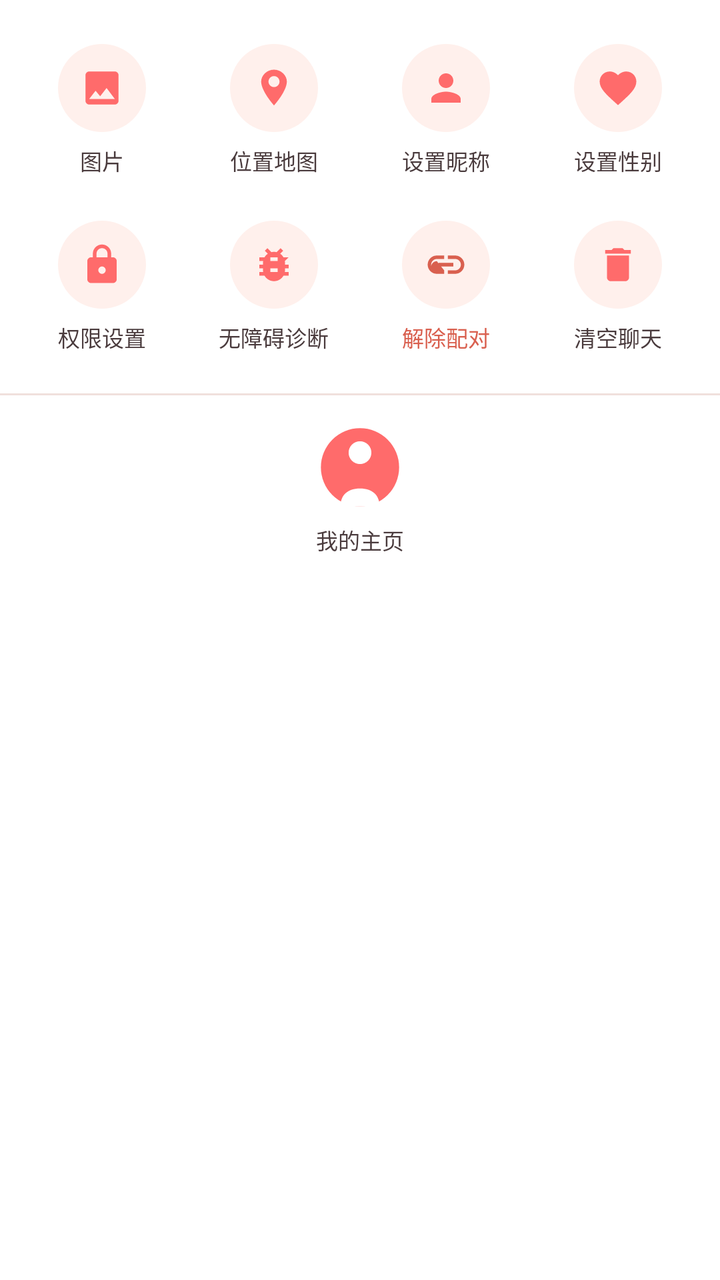
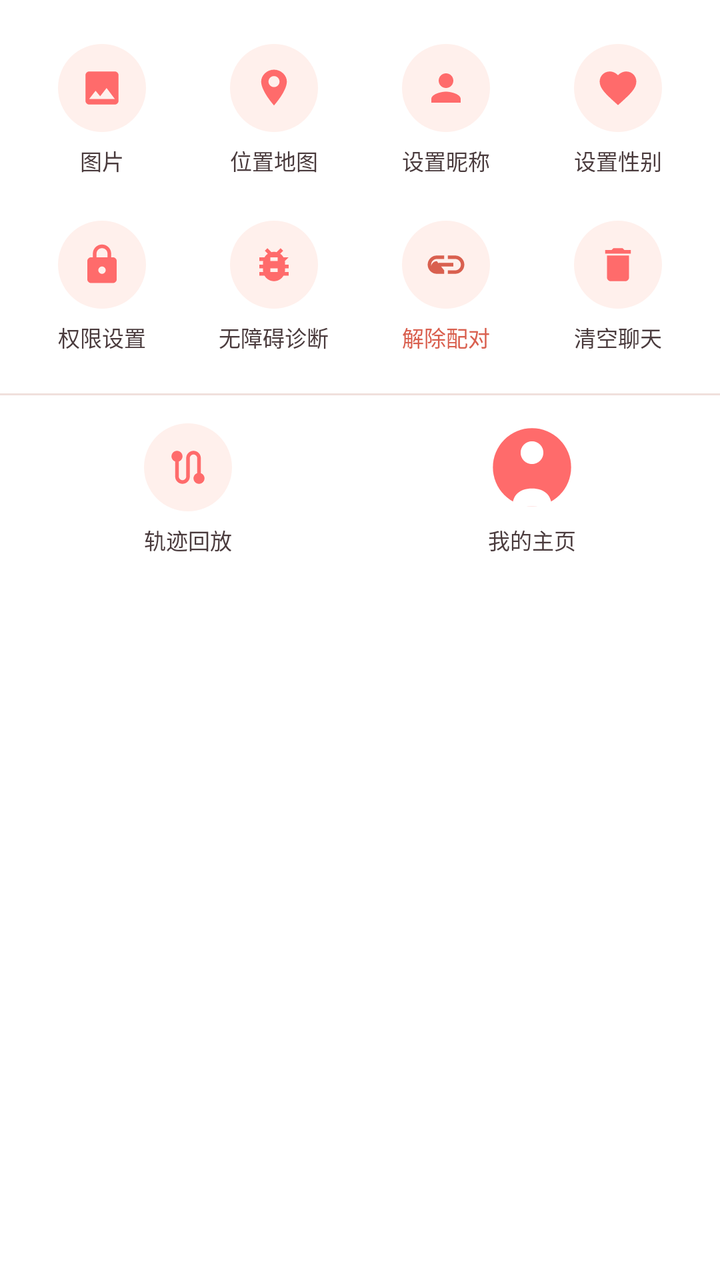

Screens rendered from an Android XML layout before and after an edit, with the pre-edit source and the edit as a unified diff.
<!-- AndroidManifest.xml: application theme Theme.EyeMonitor -->
<!-- res/layout/view_more_panel.xml -->
<?xml version="1.0" encoding="utf-8"?>
<LinearLayout xmlns:android="http://schemas.android.com/apk/res/android"
    android:id="@+id/more_panel"
    android:layout_width="match_parent"
    android:layout_height="wrap_content"
    android:orientation="vertical"
    android:background="@color/surface"
    android:elevation="4dp">

    
    <LinearLayout
        android:layout_width="match_parent"
        android:layout_height="wrap_content"
        android:orientation="horizontal"
        android:paddingTop="14dp"
        android:paddingStart="8dp"
        android:paddingEnd="8dp">

        <LinearLayout
            android:id="@+id/grid_image"
            android:layout_width="0dp"
            android:layout_height="wrap_content"
            android:layout_weight="1"
            android:orientation="vertical"
            android:gravity="center"
            android:padding="8dp"
            android:clickable="true"
            android:focusable="true"
            android:background="?attr/selectableItemBackground">
            <ImageView
                android:layout_width="44dp"
                android:layout_height="44dp"
                android:src="@drawable/ic_image"
                android:background="@drawable/bg_icon_circle"
                android:padding="11dp"
                android:tint="@color/primary" />
            <TextView
                android:layout_width="wrap_content"
                android:layout_height="wrap_content"
                android:text="@string/menu_image"
                android:textColor="@color/text_primary"
                android:textSize="11sp"
                android:layout_marginTop="6dp" />
        </LinearLayout>

        <LinearLayout
            android:id="@+id/grid_map"
            android:layout_width="0dp"
            android:layout_height="wrap_content"
            android:layout_weight="1"
            android:orientation="vertical"
            android:gravity="center"
            android:padding="8dp"
            android:clickable="true"
            android:focusable="true"
            android:background="?attr/selectableItemBackground">
            <ImageView
                android:layout_width="44dp"
                android:layout_height="44dp"
                android:src="@drawable/ic_map"
                android:background="@drawable/bg_icon_circle"
                android:padding="11dp"
                android:tint="@color/primary" />
            <TextView
                android:layout_width="wrap_content"
                android:layout_height="wrap_content"
                android:text="@string/menu_map"
                android:textColor="@color/text_primary"
                android:textSize="11sp"
                android:layout_marginTop="6dp" />
        </LinearLayout>

        <LinearLayout
            android:id="@+id/grid_nickname"
            android:layout_width="0dp"
            android:layout_height="wrap_content"
            android:layout_weight="1"
            android:orientation="vertical"
            android:gravity="center"
            android:padding="8dp"
            android:clickable="true"
            android:focusable="true"
            android:background="?attr/selectableItemBackground">
            <ImageView
                android:layout_width="44dp"
                android:layout_height="44dp"
                android:src="@drawable/ic_person"
                android:background="@drawable/bg_icon_circle"
                android:padding="11dp"
                android:tint="@color/primary" />
            <TextView
                android:layout_width="wrap_content"
                android:layout_height="wrap_content"
                android:text="@string/menu_nickname"
                android:textColor="@color/text_primary"
                android:textSize="11sp"
                android:layout_marginTop="6dp" />
        </LinearLayout>

        <LinearLayout
            android:id="@+id/grid_gender"
            android:layout_width="0dp"
            android:layout_height="wrap_content"
            android:layout_weight="1"
            android:orientation="vertical"
            android:gravity="center"
            android:padding="8dp"
            android:clickable="true"
            android:focusable="true"
            android:background="?attr/selectableItemBackground">
            <ImageView
                android:layout_width="44dp"
                android:layout_height="44dp"
                android:src="@drawable/ic_gender"
                android:background="@drawable/bg_icon_circle"
                android:padding="11dp"
                android:tint="@color/primary" />
            <TextView
                android:layout_width="wrap_content"
                android:layout_height="wrap_content"
                android:text="@string/menu_gender"
                android:textColor="@color/text_primary"
                android:textSize="11sp"
                android:layout_marginTop="6dp" />
        </LinearLayout>
    </LinearLayout>

    
    <LinearLayout
        android:layout_width="match_parent"
        android:layout_height="wrap_content"
        android:orientation="horizontal"
        android:paddingTop="6dp"
        android:paddingStart="8dp"
        android:paddingEnd="8dp">

        <LinearLayout
            android:id="@+id/grid_permissions"
            android:layout_width="0dp"
            android:layout_height="wrap_content"
            android:layout_weight="1"
            android:orientation="vertical"
            android:gravity="center"
            android:padding="8dp"
            android:clickable="true"
            android:focusable="true"
            android:background="?attr/selectableItemBackground">
            <ImageView
                android:layout_width="44dp"
                android:layout_height="44dp"
                android:src="@drawable/ic_settings"
                android:background="@drawable/bg_icon_circle"
                android:padding="11dp"
                android:tint="@color/primary" />
            <TextView
                android:layout_width="wrap_content"
                android:layout_height="wrap_content"
                android:text="@string/menu_permissions"
                android:textColor="@color/text_primary"
                android:textSize="11sp"
                android:layout_marginTop="6dp" />
        </LinearLayout>

        <LinearLayout
            android:id="@+id/grid_diagnose"
            android:layout_width="0dp"
            android:layout_height="wrap_content"
            android:layout_weight="1"
            android:orientation="vertical"
            android:gravity="center"
            android:padding="8dp"
            android:clickable="true"
            android:focusable="true"
            android:background="?attr/selectableItemBackground">
            <ImageView
                android:layout_width="44dp"
                android:layout_height="44dp"
                android:src="@drawable/ic_debug"
                android:background="@drawable/bg_icon_circle"
                android:padding="11dp"
                android:tint="@color/primary" />
            <TextView
                android:layout_width="wrap_content"
                android:layout_height="wrap_content"
                android:text="@string/menu_diagnose"
                android:textColor="@color/text_primary"
                android:textSize="11sp"
                android:layout_marginTop="6dp" />
        </LinearLayout>

        <LinearLayout
            android:id="@+id/grid_unpair"
            android:layout_width="0dp"
            android:layout_height="wrap_content"
            android:layout_weight="1"
            android:orientation="vertical"
            android:gravity="center"
            android:padding="8dp"
            android:clickable="true"
            android:focusable="true"
            android:background="?attr/selectableItemBackground">
            <ImageView
                android:layout_width="44dp"
                android:layout_height="44dp"
                android:src="@drawable/ic_pair"
                android:background="@drawable/bg_icon_circle"
                android:padding="11dp"
                android:tint="@color/status_error" />
            <TextView
                android:layout_width="wrap_content"
                android:layout_height="wrap_content"
                android:text="@string/menu_unpair"
                android:textColor="@color/status_error"
                android:textSize="11sp"
                android:layout_marginTop="6dp" />
        </LinearLayout>

        <LinearLayout
            android:id="@+id/grid_clear"
            android:layout_width="0dp"
            android:layout_height="wrap_content"
            android:layout_weight="1"
            android:orientation="vertical"
            android:gravity="center"
            android:padding="8dp"
            android:clickable="true"
            android:focusable="true"
            android:background="?attr/selectableItemBackground">
            <ImageView
                android:layout_width="44dp"
                android:layout_height="44dp"
                android:src="@drawable/ic_delete"
                android:background="@drawable/bg_icon_circle"
                android:padding="11dp"
                android:tint="@color/primary" />
            <TextView
                android:layout_width="wrap_content"
                android:layout_height="wrap_content"
                android:text="@string/menu_clear_chat"
                android:textColor="@color/text_primary"
                android:textSize="11sp"
                android:layout_marginTop="6dp" />
        </LinearLayout>
    </LinearLayout>

    <View
        android:layout_width="match_parent"
        android:layout_height="1dp"
        android:background="@color/divider"
        android:layout_marginTop="12dp" />

    
    <LinearLayout
        android:layout_width="match_parent"
        android:layout_height="wrap_content"
        android:orientation="horizontal"
        android:paddingTop="6dp"
        android:paddingStart="8dp"
        android:paddingEnd="8dp">

        <LinearLayout
            android:id="@+id/grid_profile"
            android:layout_width="0dp"
            android:layout_height="wrap_content"
            android:layout_weight="1"
            android:orientation="vertical"
            android:gravity="center"
            android:padding="8dp"
            android:clickable="true"
            android:focusable="true"
            android:background="?attr/selectableItemBackground">
            <ImageView
                android:id="@+id/iv_more_profile_av"
                android:layout_width="44dp"
                android:layout_height="44dp"
                android:src="@drawable/avatar_female"
                android:contentDescription="@string/menu_profile" />
            <TextView
                android:layout_width="wrap_content"
                android:layout_height="wrap_content"
                android:text="@string/menu_profile"
                android:textColor="@color/text_primary"
                android:textSize="11sp"
                android:layout_marginTop="6dp" />
        </LinearLayout>
    </LinearLayout>
</LinearLayout>
<!-- resources referenced by this layout -->
<resources>
  <color name="divider">#F0E0DC</color>
  <color name="primary">#FF6B6B</color>
  <color name="status_error">#D9604F</color>
  <color name="surface">#FFFFFF</color>
  <color name="text_primary">#4A3B3D</color>
  <!-- drawable bg_icon_circle (drawable) -->
  <?xml version="1.0" encoding="utf-8"?>
  <shape xmlns:android="http://schemas.android.com/apk/res/android"
      android:shape="oval">
      <solid android:color="@color/surface_alt" />
  </shape>
  <!-- drawable ic_delete (drawable) -->
  <?xml version="1.0" encoding="utf-8"?>
  <vector xmlns:android="http://schemas.android.com/apk/res/android"
      android:width="24dp"
      android:height="24dp"
      android:viewportWidth="24"
      android:viewportHeight="24">
      <path
          android:fillColor="#FF6B6B"
          android:pathData="M6,19c0,1.1 0.9,2 2,2h8c1.1,0 2,-0.9 2,-2V7H6v12zM19,4h-3.5l-1,-1h-5l-1,1H5v2h14V4z" />
  </vector>
  <!-- drawable ic_image (drawable) -->
  <?xml version="1.0" encoding="utf-8"?>
  <vector xmlns:android="http://schemas.android.com/apk/res/android"
      android:width="24dp"
      android:height="24dp"
      android:viewportWidth="24"
      android:viewportHeight="24">
      <path
          android:fillColor="#FF6B6B"
          android:pathData="M21,19V5c0,-1.1 -0.9,-2 -2,-2H5C3.9,3 3,3.9 3,5v14c0,1.1 0.9,2 2,2h14C20.1,21 21,20.1 21,19zM8.5,13.5l2.5,3.01L14.5,12l4.5,6H5l3.5,-4.5z" />
  </vector>
  <!-- drawable ic_map (drawable) -->
  <?xml version="1.0" encoding="utf-8"?>
  <vector xmlns:android="http://schemas.android.com/apk/res/android"
      android:width="24dp"
      android:height="24dp"
      android:viewportWidth="24"
      android:viewportHeight="24">
      <path
          android:fillColor="#FFFFFF"
          android:pathData="M12,2C8.13,2 5,5.13 5,8.5c0,5.25 7,13 7,13s7,-7.75 7,-13C19,5.13 15.87,2 12,2zM12,11.5c-1.66,0 -3,-1.34 -3,-3s1.34,-3 3,-3 3,1.34 3,3 -1.34,3 -3,3z" />
  </vector>
  <!-- drawable ic_person (drawable) -->
  <?xml version="1.0" encoding="utf-8"?>
  <vector xmlns:android="http://schemas.android.com/apk/res/android"
      android:width="24dp"
      android:height="24dp"
      android:viewportWidth="24"
      android:viewportHeight="24">
      <path
          android:fillColor="#FF6B6B"
          android:pathData="M12,12c2.21,0 4,-1.79 4,-4s-1.79,-4 -4,-4 -4,1.79 -4,4 1.79,4 4,4zM12,14c-2.67,0 -8,1.34 -8,4v2h16v-2c0,-2.66 -5.33,-4 -8,-4z" />
  </vector>
  <string name="menu_clear_chat">清空聊天</string>
  <string name="menu_diagnose">无障碍诊断</string>
  <string name="menu_gender">设置性别</string>
  <string name="menu_image">图片</string>
  <string name="menu_map">位置地图</string>
  <string name="menu_nickname">设置昵称</string>
  <string name="menu_permissions">权限设置</string>
  <string name="menu_profile">我的主页</string>
  <string name="menu_unpair">解除配对</string>
  <color name="surface_alt">#FFF0EC</color>
  <color name="primary_dark">#E05555</color>
  <color name="text_on_primary">#FFFFFF</color>
  <color name="accent">#FFA26B</color>
  <color name="background">#FFF9F7</color>
  <color name="text_secondary">#9A8B8D</color>
  <color name="white_translucent">#33FFFFFF</color>
  <!-- unchanged entries left out for length: 6 -->
</resources>

<!-- the commit's change to res/layout/view_more_panel.xml (unified diff, before → after) -->
@@ -259,6 +259,33 @@
         android:paddingEnd="8dp">
 
         <LinearLayout
+            android:id="@+id/grid_track"
+            android:layout_width="0dp"
+            android:layout_height="wrap_content"
+            android:layout_weight="1"
+            android:orientation="vertical"
+            android:gravity="center"
+            android:padding="8dp"
+            android:clickable="true"
+            android:focusable="true"
+            android:background="?attr/selectableItemBackground">
+            <ImageView
+                android:layout_width="44dp"
+                android:layout_height="44dp"
+                android:src="@drawable/ic_track"
+                android:background="@drawable/bg_icon_circle"
+                android:padding="11dp"
+                android:tint="@color/primary" />
+            <TextView
+                android:layout_width="wrap_content"
+                android:layout_height="wrap_content"
+                android:text="@string/menu_track"
+                android:textColor="@color/text_primary"
+                android:textSize="11sp"
+                android:layout_marginTop="6dp" />
+        </LinearLayout>
+
+        <LinearLayout
             android:id="@+id/grid_profile"
             android:layout_width="0dp"
             android:layout_height="wrap_content"
<!-- resource entries referenced after the edit -->
@@ -55,6 +55,17 @@
           android:fillColor="#FF6B6B"
           android:pathData="M12,12c2.21,0 4,-1.79 4,-4s-1.79,-4 -4,-4 -4,1.79 -4,4 1.79,4 4,4zM12,14c-2.67,0 -8,1.34 -8,4v2h16v-2c0,-2.66 -5.33,-4 -8,-4z" />
   </vector>
+  <!-- drawable ic_track (drawable) -->
+  <?xml version="1.0" encoding="utf-8"?>
+  <vector xmlns:android="http://schemas.android.com/apk/res/android"
+      android:width="24dp"
+      android:height="24dp"
+      android:viewportWidth="24"
+      android:viewportHeight="24">
+      <path
+          android:fillColor="#FFFFFF"
+          android:pathData="M19,15.18V7c0,-2.21 -1.79,-4 -4,-4s-4,1.79 -4,4v10c0,1.1 -0.9,2 -2,2s-2,-0.9 -2,-2V8.82C8.16,8.4 9,7.3 9,6c0,-1.66 -1.34,-3 -3,-3S3,4.34 3,6c0,1.3 0.84,2.4 2,2.82V17c0,2.21 1.79,4 4,4s4,-1.79 4,-4V7c0,-1.1 0.9,-2 2,-2s2,0.9 2,2v8.18c-1.16,0.42 -2,1.52 -2,2.82 0,1.66 1.34,3 3,3s3,-1.34 3,-3c0,-1.3 -0.84,-2.4 -2,-2.82z" />
+  </vector>
   <string name="menu_clear_chat">清空聊天</string>
   <string name="menu_diagnose">无障碍诊断</string>
   <string name="menu_gender">设置性别</string>
@@ -63,6 +74,7 @@
   <string name="menu_nickname">设置昵称</string>
   <string name="menu_permissions">权限设置</string>
   <string name="menu_profile">我的主页</string>
+  <string name="menu_track">轨迹回放</string>
   <string name="menu_unpair">解除配对</string>
   <color name="surface_alt">#FFF0EC</color>
   <color name="primary_dark">#E05555</color>
